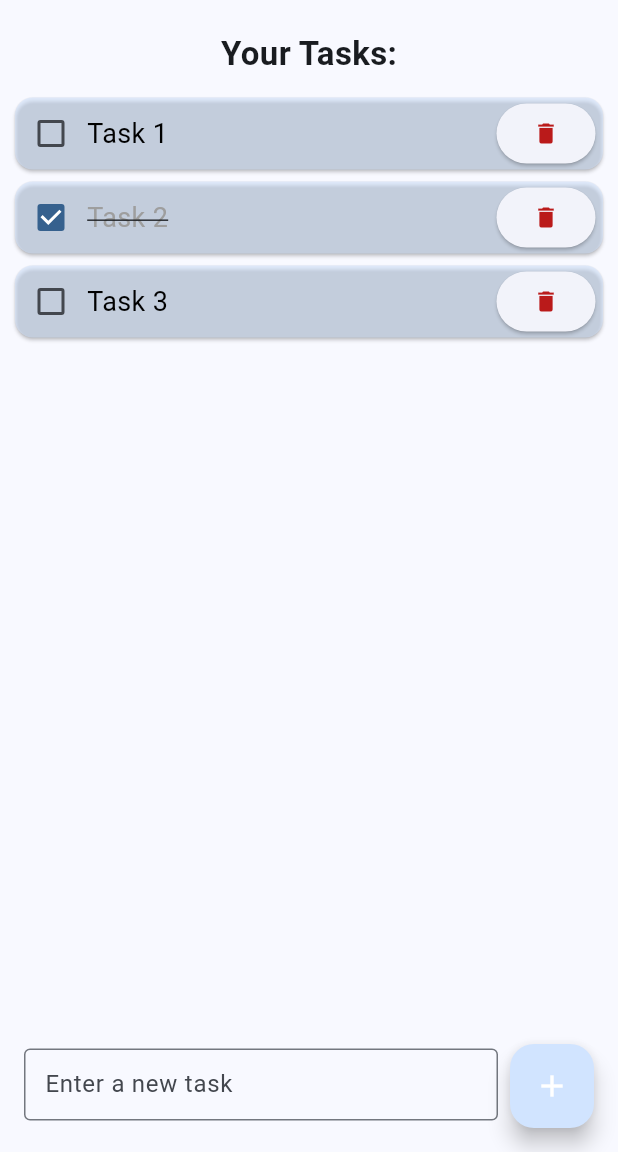
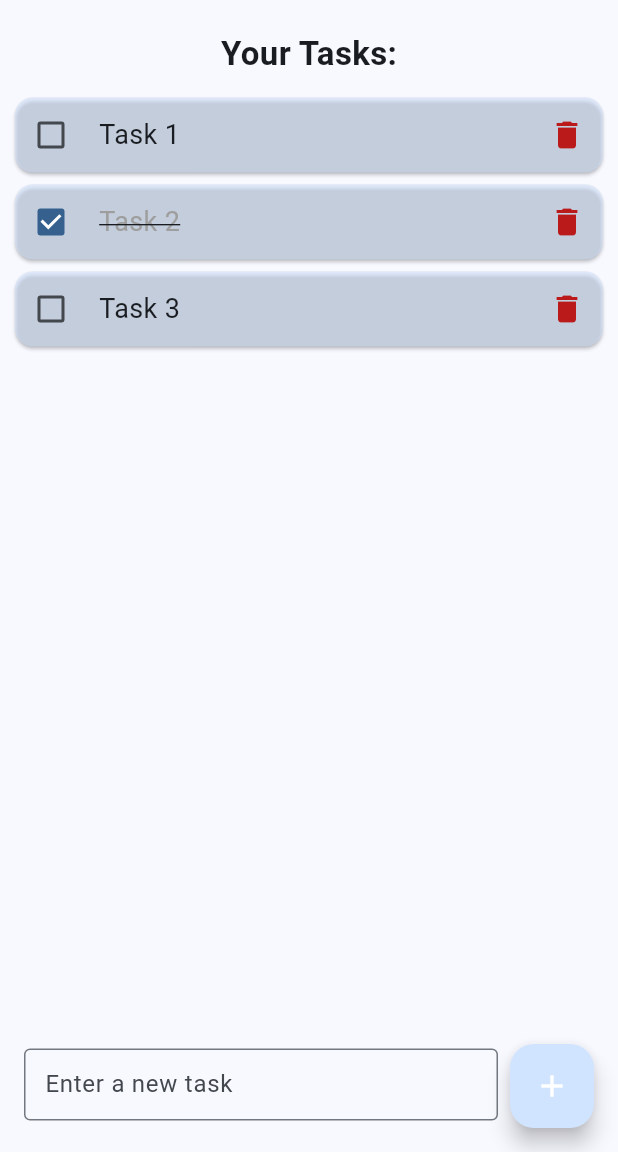
Before and after one commit to JosephDoesLinux/material_todo_list, a Flutter app: the screen it shows after launch, on a phone screen of 412 x 824 dp, the part 84-1236 px from its top. Run offline on Flutter 3.47's test engine with Material 3 defaults, Android fonts, the phone set to English and light mode, and no system bars; drawn by our look-alikes of dynamic_color.

Commit message:
second and last use of AI i promise, fixed styling.

```diff
--- a/lib/home.dart
+++ b/lib/home.dart
@@ -1,8 +1,7 @@
 import 'package:flutter/material.dart';
 import 'models/list.dart';
-
 // You would need to add 'url_launcher' to your pubspec.yaml file
-import 'package:url_launcher/url_launcher.dart'; // NOTE: Commented out to adhere to no external package code unless explicitly told
+import 'package:url_launcher/url_launcher.dart';
 
 class Home extends StatefulWidget {
   const Home({super.key});
@@ -156,8 +155,6 @@ class _HomeState extends State<Home> {
                     margin: const EdgeInsets.symmetric(horizontal: 10.0, vertical: 4.0),
                     // using primary container color for that clean Material You background look
                     color: Theme.of(context).colorScheme.primaryContainer.withOpacity(0.5),
-                    child: Padding(
-                      padding: const EdgeInsets.only(right: 5.0),
                     child: Row(
                       // changed to spaceBetween to neatly push the delete button to the edge
                       mainAxisAlignment: MainAxisAlignment.spaceBetween,
@@ -168,30 +165,36 @@ class _HomeState extends State<Home> {
                           onChanged: (bool? val) {
                             toggleTask(task, val);
                           },
+                          // Make the active color use the theme's primary color, looks more integrated
+                          activeColor: Theme.of(context).colorScheme.primary,
                         ),
                         // Display text, change color if done
                         // apparently this part is like flex, i think we used it before but i honestly had to google this one
                         Expanded(
+                          // Adding a little horizontal padding for text cleanliness
+                          child: Padding(
+                            padding: const EdgeInsets.symmetric(horizontal: 8.0, vertical: 12.0),
                             child: Text(
                               task.toString(),
                               style: TextStyle(
                                 fontSize: 18.0,
-                                color: task.isCompleted ? Colors.grey : Colors.black,
+                                // Fixed: Use onSurface color for default text to ensure dark mode compatibility
+                                color: task.isCompleted ? Colors.grey : Theme.of(context).colorScheme.onSurface,
                                 decoration: task.isCompleted ? TextDecoration.lineThrough : null,
                               ),
                             ),
                           ),
-                          // Delete Button
+                        ),
+                        // Delete Button: Changed from an ElevatedButton to a simpler, cleaner IconButton
                         // Used ElevatedButton, we took that Week 7, had to google most of it tho since we didnt do much
-                          ElevatedButton(
+                        IconButton(
                           onPressed: () {
                             deleteTask(task);
                           },
                           // using the system error color so it looks legit instead of just red
-                            child: Icon(Icons.delete, color: Theme.of(context).colorScheme.error)
+                          icon: Icon(Icons.delete, color: Theme.of(context).colorScheme.error)
                         )
                       ],
-                      ),
                     ),
                   );
                 }).toList(),
```
Lines whose indentation alone changed are shown as unchanged.
